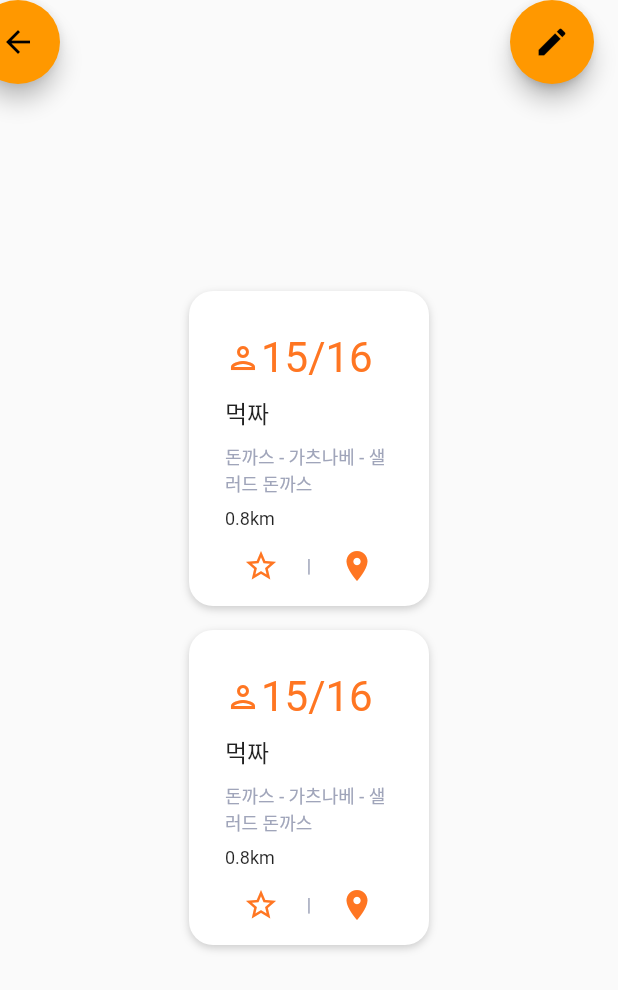
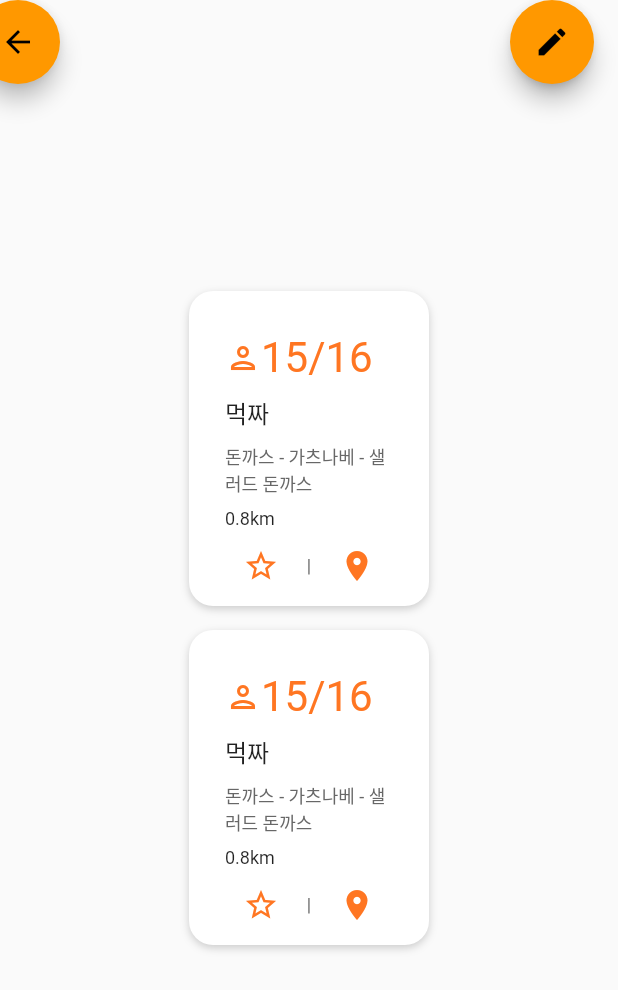
Before and after one commit to YaeheeChoe/launchrabbit, a Flutter app: the screen it shows after launch, on a phone screen of 412 x 824 dp. Shown: the top 990 px of the screen. Run offline on Flutter 3.47's test engine with Material 2 defaults, Android fonts, the phone set to English and light mode, and no system bars.

Commit message:
add color system

```diff
--- /dev/null
+++ b/lib/colors.dart
@@ -0,0 +1,15 @@
+import 'package:flutter/material.dart';
+
+const primaryColor = Color(0xffFF7622);
+const seconderyColor = Color(0xffA0A5BA);
+const bgColor = Color(0xffF6F6F6);
+const textGray = Color(0xff676767);
+const mainBlack = Color(0xff181C2E);
+const mainWhite = Color(0xffFFFFFF);
+
+var defaultShadow = BoxShadow(
+  color: Colors.grey.withOpacity(0.5),
+  offset: Offset(0, 2),
+  blurRadius: 4,
+  spreadRadius: 0,
+);
--- a/lib/component/RestorantWidget.dart
+++ b/lib/component/RestorantWidget.dart
@@ -1,4 +1,5 @@
 import 'package:flutter/material.dart';
+import '../colors.dart';
 
 class RestorantWidget extends StatelessWidget {
   final String name;
@@ -22,8 +23,8 @@ class RestorantWidget extends StatelessWidget {
 
   @override
   Widget build(BuildContext context) {
-    Color statusColor = Color(0xffFF7622);
-    Color mainColor = Color(0xffFF7622);
+    Color statusColor = primaryColor;
+    Color mainColor = primaryColor;
     TextStyle statusStyle = TextStyle(
       fontSize: 28,
       color: statusColor,
@@ -33,7 +34,7 @@ class RestorantWidget extends StatelessWidget {
     );
     TextStyle menuStyle = TextStyle(
       fontSize: 12,
-      color: Color(0xffA0A5BA),
+      color: textGray,
     );
     TextStyle kmStyle = TextStyle(
       fontSize: 12,
@@ -44,13 +45,8 @@ class RestorantWidget extends StatelessWidget {
       width: 160,
       height: 210,
       decoration: BoxDecoration(boxShadow: [
-        BoxShadow(
-          color: Colors.grey.withOpacity(0.5),
-          offset: Offset(0, 2),
-          blurRadius: 4,
-          spreadRadius: 0,
-        ),
-      ], color: Colors.white, borderRadius: BorderRadius.circular(16)),
+        defaultShadow,
+      ], color: mainWhite, borderRadius: BorderRadius.circular(16)),
       child: Center(
         child: Column(crossAxisAlignment: CrossAxisAlignment.start, children: [
           Container(
```
